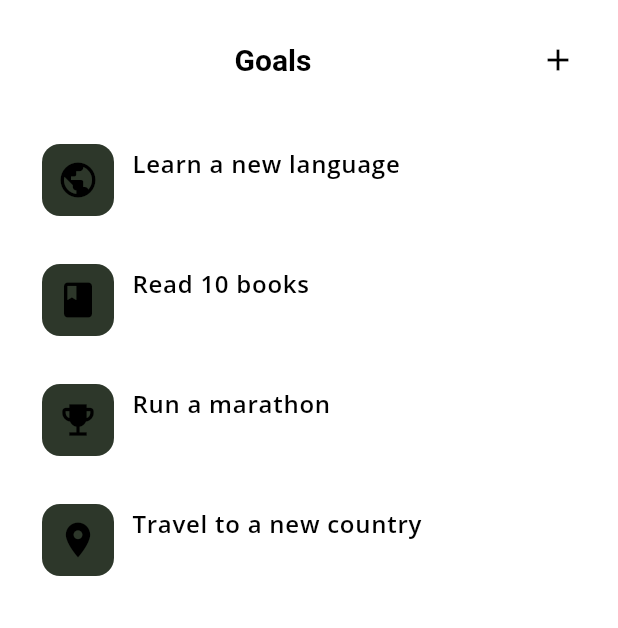
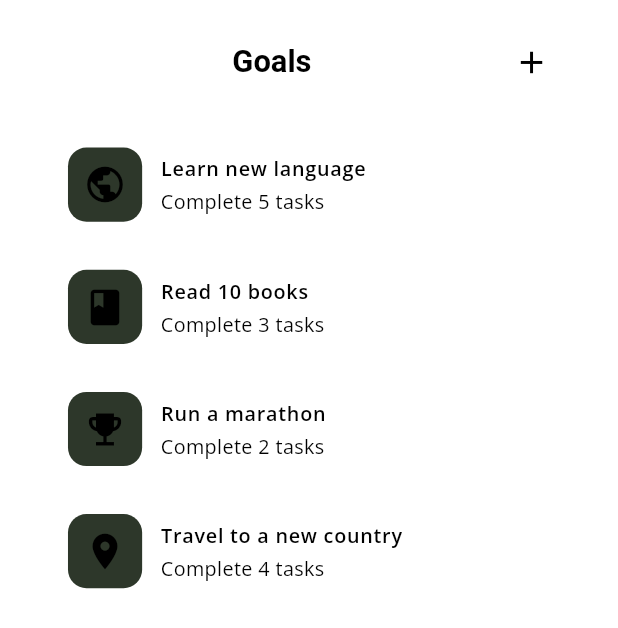
Before and after one commit to sachinkhg/all_tracker, a Flutter app: the GoalsListPage widget shown alone on an empty page, opened directly, on a phone screen of 412 x 824 dp. Shown: the top 628 px of the screen. Run offline on Flutter 3.47's test engine with Material 3 defaults, Android fonts, the phone set to English and light mode, and no system bars; our stand-ins replace google_fonts; Roboto replaces fonts that are missing (Manrope).

Commit message:
Added share component  and mapped updated goal list to use shared component

```diff
--- a/lib/presentation/goal_list.dart
+++ b/lib/presentation/goal_list.dart
@@ -1,4 +1,6 @@
 import 'package:flutter/material.dart';
+import '/widgets/shared_list_page.dart';
+import '/widgets/shared_card.dart';
 
 class Goal {
   final IconData icon;
@@ -6,7 +8,7 @@ class Goal {
   final String title;
   final String subtitle;
 
-  Goal({
+  const Goal({
     required this.icon,
     required this.iconBackgroundColor,
     required this.title,
@@ -15,17 +17,14 @@ class Goal {
 }
 
 class GoalsListPage extends StatelessWidget {
-  GoalsListPage({super.key});
-
-  // Sample data for goals
-  final List<Goal> goals = [
+  final List<Goal> goals = const [
     Goal(
       icon: Icons.public,
       iconBackgroundColor: Color(0xFF2d372a),
-      title: 'Learn a new language',
+      title: 'Learn new language',
       subtitle: 'Complete 5 tasks',
     ),
-    Goal(
+        Goal(
       icon: Icons.book,
       iconBackgroundColor: Color(0xFF2d372a),
       title: 'Read 10 books',
@@ -43,119 +42,30 @@ class GoalsListPage extends StatelessWidget {
       title: 'Travel to a new country',
       subtitle: 'Complete 4 tasks',
     ),
+    // Add more goals here...
   ];
 
-
+  const GoalsListPage({super.key});
 
   @override
   Widget build(BuildContext context) {
-    final theme = Theme.of(context);
-
-      final Color backgroundColor = theme.colorScheme.primary;
-      final Color textColor = theme.colorScheme.onPrimary;
-      final Color inactiveNavColor = theme.colorScheme.primary.withAlpha(150);
-
-    return Scaffold(
-      backgroundColor: backgroundColor,
-      body: SafeArea(
-        child: Column(
-          children: [
-            // Header with title and add button
-            Container(
-              padding: const EdgeInsets.fromLTRB(16, 16, 16, 8),
-              color: backgroundColor,
-              child: Row(
-                children: [
-                  Expanded(
-                    child: Text(
-                      'Goals',
-                      textAlign: TextAlign.center,
-                      style: theme.textTheme.titleLarge?.copyWith(
-                        fontFamily: 'Manrope',
-                        fontWeight: FontWeight.bold,
-                        color: textColor,
-                        fontSize: 20,
-                      ),
-                    ),
-                  ),
-                  SizedBox(
-                    width: 48,
-                    height: 48,
-                    child: IconButton(
-                      padding: EdgeInsets.zero,
-                      icon: Icon(Icons.add, color: textColor, size: 24),
-                      onPressed: () {
-                        // Add goal action
-                      },
-                      tooltip: 'Add Goal',
-                    ),
-                  ),
-                ],
-              ),
-            ),
-
-            // Goals List
-            Expanded(
-              child: ListView.builder(
-                padding: const EdgeInsets.symmetric(vertical: 8),
-                itemCount: goals.length,
-                itemBuilder: (context, index) {
-                  final goal = goals[index];
-                  return Container(
-                    margin: const EdgeInsets.symmetric(horizontal: 16, vertical: 4),
-                    padding: const EdgeInsets.symmetric(horizontal: 12, vertical: 12),
-                    decoration: BoxDecoration(
-                      color: backgroundColor,
-                    ),
-                    child: Row(
-                      crossAxisAlignment: CrossAxisAlignment.center,
-                      children: [
-                        Container(
-                          width: 48,
-                          height: 48,
-                          decoration: BoxDecoration(
-                            color: goal.iconBackgroundColor,
-                            borderRadius: BorderRadius.circular(12),
-                          ),
-                          child: Icon(goal.icon, color: textColor, size: 28),
-                        ),
-                        const SizedBox(width: 12),
-                        Expanded(
-                          child: Column(
-                            crossAxisAlignment: CrossAxisAlignment.start,
-                            mainAxisAlignment: MainAxisAlignment.center,
-                            children: [
-                              Text(
-                                goal.title,
-                                style: theme.textTheme.bodyLarge?.copyWith(
-                                  fontWeight: FontWeight.w600,
-                                  color: textColor,
-                                  overflow: TextOverflow.ellipsis,
-                                ),
-                                maxLines: 1,
-                              ),
-                              const SizedBox(height: 2),
-                              Text(
-                                goal.subtitle,
-                                style: theme.textTheme.bodyMedium?.copyWith(
-                                  color: inactiveNavColor,
-                                  fontSize: 13,
-                                ),
-                                maxLines: 2,
-                                overflow: TextOverflow.ellipsis,
-                              ),
-                            ],
-                          ),
-                        ),
-                      ],
-                    ),
-                  );
-                },
-              ),
-            ),
-          ],
-        ),
-      ),
+    return SharedListPage<Goal>(
+      items: goals,
+      onAddPressed: () {
+        // Handle add goal
+      },
+      itemBuilder: (context, goal) {
+        final theme = Theme.of(context);
+        return SharedCard(
+          icon: goal.icon,
+          iconBackgroundColor: goal.iconBackgroundColor,
+          title: goal.title,
+          subtitle: goal.subtitle,
+          textColor: theme.colorScheme.onPrimary,
+          inactiveTextColor: theme.colorScheme.onPrimary,
+          backgroundColor: theme.colorScheme.primary,
+        );
+      },
     );
   }
 }
--- /dev/null
+++ b/lib/widgets/shared_card.dart
@@ -0,0 +1,81 @@
+import 'package:flutter/material.dart';
+
+class SharedCard extends StatelessWidget {
+  final IconData icon;
+  final Color iconBackgroundColor;
+  final String title;
+  final String subtitle;
+  final Color textColor;
+  final Color inactiveTextColor;
+  final Color backgroundColor;
+
+  const SharedCard({
+    super.key,
+    required this.icon,
+    required this.iconBackgroundColor,
+    required this.title,
+    required this.subtitle,
+    required this.textColor,
+    required this.inactiveTextColor,
+    required this.backgroundColor,
+  });
+
+  @override
+  Widget build(BuildContext context) {
+    // Get the screen width for responsive sizing
+    final screenWidth = MediaQuery.of(context).size.width;
+
+    // Calculate icon size and container size relative to screen width
+    final iconContainerSize = screenWidth * 0.12; // 12% of screen width
+    final iconSize = iconContainerSize * 0.58; // ~58% inside icon container
+
+    return Container(
+      margin: EdgeInsets.symmetric(horizontal: screenWidth * 0.04, vertical: 4),
+      padding: EdgeInsets.symmetric(horizontal: screenWidth * 0.03, vertical: 12),
+      decoration: BoxDecoration(color: backgroundColor),
+      child: Row(
+        crossAxisAlignment: CrossAxisAlignment.center,
+        children: [
+          Container(
+            width: iconContainerSize,
+            height: iconContainerSize,
+            decoration: BoxDecoration(
+              color: iconBackgroundColor,
+              borderRadius: BorderRadius.circular(iconContainerSize * 0.25),
+            ),
+            child: Icon(icon, color: textColor, size: iconSize),
+          ),
+          SizedBox(width: screenWidth * 0.03),
+          Expanded(
+            child: Column(
+              crossAxisAlignment: CrossAxisAlignment.start,
+              mainAxisAlignment: MainAxisAlignment.center,
+              children: [
+                Text(
+                  title,
+                  style: Theme.of(context).textTheme.bodyLarge?.copyWith(
+                        fontWeight: FontWeight.w600,
+                        color: textColor,
+                        overflow: TextOverflow.ellipsis,
+                        fontSize: screenWidth * 0.032,
+                      ),
+                  maxLines: 1,
+                ),
+                const SizedBox(height: 2),
+                Text(
+                  subtitle,
+                  style: Theme.of(context).textTheme.bodyMedium?.copyWith(
+                        color: inactiveTextColor,
+                        fontSize: screenWidth * 0.032, // Responsive font size (~13px on typical screen)
+                      ),
+                  maxLines: 2,
+                  overflow: TextOverflow.ellipsis,
+                ),
+              ],
+            ),
+          ),
+        ],
+      ),
+    );
+  }
+}
--- a/lib/widgets/shared_dropdown.dart
+++ b/lib/widgets/shared_dropdown.dart
@@ -16,15 +16,38 @@ class SharedDropdown<T> extends StatelessWidget {
 
   @override
   Widget build(BuildContext context) {
+    final screenWidth = MediaQuery.of(context).size.width;
+
+    // Define font size and padding relative to screen width
+    final fontSize = screenWidth * 0.04; // ~16px at 400px width
+    final verticalPadding = screenWidth * 0.015; // vertical padding inside menu items
+
     return DropdownButton<T>(
       value: value,
       onChanged: onChanged,
+      isExpanded: true, // Make dropdown take full width
+      underline: Container(
+        height: 1,
+        color: Theme.of(context).dividerColor,
+      ),
       items: items.map((item) {
         return DropdownMenuItem<T>(
           value: item,
-          child: Text(itemLabel(item)),
+          child: Padding(
+            padding: EdgeInsets.symmetric(vertical: verticalPadding),
+            child: Text(
+              itemLabel(item),
+              style: TextStyle(fontSize: fontSize),
+              overflow: TextOverflow.ellipsis,
+            ),
+          ),
         );
       }).toList(),
+      style: TextStyle(
+        fontSize: fontSize,
+        color: Theme.of(context).textTheme.bodyLarge?.color,
+      ),
+      iconSize: fontSize * 1.25, // icon size proportional to font size
     );
   }
 }
--- /dev/null
+++ b/lib/widgets/shared_header.dart
@@ -0,0 +1,57 @@
+import 'package:flutter/material.dart';
+
+class SharedHeader extends StatelessWidget {
+  final Color textColor;
+  final VoidCallback? onAddPressed;
+
+  const SharedHeader({
+    super.key,
+    required this.textColor,
+    this.onAddPressed,
+  });
+
+  @override
+  Widget build(BuildContext context) {
+    final screenWidth = MediaQuery.of(context).size.width;
+
+    // Responsive values based on screen width
+    final horizontalPadding = screenWidth * 0.04; // 4% of screen width
+    final verticalPaddingTop = screenWidth * 0.04;
+    final verticalPaddingBottom = screenWidth * 0.02;
+    final iconButtonSize = screenWidth * 0.12; // icon container size (~48 at 400px width)
+    final iconSize = iconButtonSize * 0.5; // icon size relative to container
+    final fontSize = screenWidth * 0.05; // font size (~20 at 400px width)
+
+    return Container(
+      padding: EdgeInsets.fromLTRB(
+          horizontalPadding, verticalPaddingTop, horizontalPadding, verticalPaddingBottom),
+      color: Theme.of(context).colorScheme.primary,
+      child: Row(
+        children: [
+          Expanded(
+            child: Text(
+              'Goals',
+              textAlign: TextAlign.center,
+              style: Theme.of(context).textTheme.titleLarge?.copyWith(
+                    fontFamily: 'Manrope',
+                    fontWeight: FontWeight.bold,
+                    color: textColor,
+                    fontSize: fontSize,
+                  ),
+            ),
+          ),
+          SizedBox(
+            width: iconButtonSize,
+            height: iconButtonSize,
+            child: IconButton(
+              padding: EdgeInsets.zero,
+              icon: Icon(Icons.add, color: textColor, size: iconSize),
+              onPressed: onAddPressed,
+              tooltip: 'Add Goal',
+            ),
+          ),
+        ],
+      ),
+    );
+  }
+}
--- /dev/null
+++ b/lib/widgets/shared_list_page.dart
@@ -0,0 +1,59 @@
+import 'package:flutter/material.dart';
+import 'shared_header.dart';
+
+typedef SharedItemBuilder<T> = Widget Function(BuildContext context, T item);
+
+class SharedListPage<T> extends StatelessWidget {
+  final List<T> items;
+  final SharedItemBuilder<T> itemBuilder;
+  final String title;
+  final VoidCallback? onAddPressed;
+
+  const SharedListPage({
+    super.key,
+    required this.items,
+    required this.itemBuilder,
+    this.title = 'Items',
+    this.onAddPressed,
+  });
+
+  @override
+  Widget build(BuildContext context) {
+    final theme = Theme.of(context);
+    final backgroundColor = theme.colorScheme.primary;
+    final textColor = theme.colorScheme.onPrimary;
+
+    final screenWidth = MediaQuery.of(context).size.width;
+
+    // Responsive vertical padding for ListView
+    final verticalListPadding = screenWidth * 0.02; // ~2% of screen width
+    // Responsive horizontal padding for overall layout
+    final horizontalMargin = screenWidth * 0.04; // ~4% of screen width
+
+    return Scaffold(
+      backgroundColor: backgroundColor,
+      body: SafeArea(
+        child: Padding(
+          padding: EdgeInsets.symmetric(horizontal: horizontalMargin),
+          child: Column(
+            children: [
+              SharedHeader(
+                textColor: textColor,
+                onAddPressed: onAddPressed,
+              ),
+              Expanded(
+                child: ListView.builder(
+                  padding: EdgeInsets.symmetric(vertical: verticalListPadding),
+                  itemCount: items.length,
+                  itemBuilder: (context, index) {
+                    return itemBuilder(context, items[index]);
+                  },
+                ),
+              ),
+            ],
+          ),
+        ),
+      ),
+    );
+  }
+}
```
